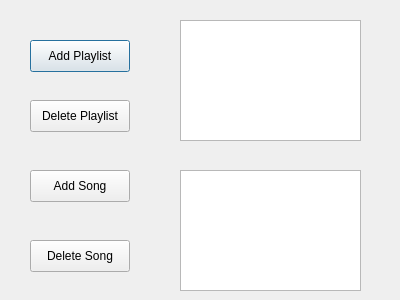
Qt form Music-Manager/playlistmanagement.ui (david-boules/Music-Playlist-Manager) before a commit.
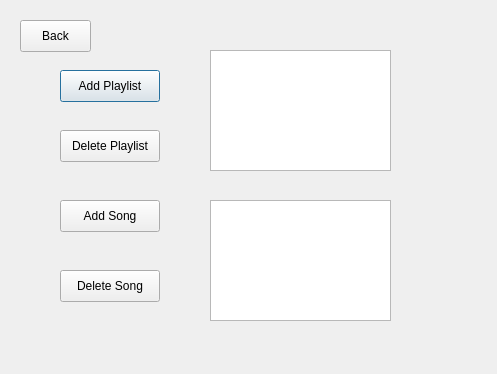
The same form after that commit.

Commit message: Added 'back' button for clean window management

Patch:
```diff
--- a/Music-Manager/playlistmanagement.ui
+++ b/Music-Manager/playlistmanagement.ui
@@ -6,8 +6,8 @@
    <rect>
     <x>0</x>
     <y>0</y>
-    <width>400</width>
-    <height>300</height>
+    <width>497</width>
+    <height>374</height>
    </rect>
   </property>
   <property name="windowTitle">
@@ -16,8 +16,8 @@
   <widget class="QPushButton" name="AddPlaylist">
    <property name="geometry">
     <rect>
-     <x>30</x>
-     <y>40</y>
+     <x>60</x>
+     <y>70</y>
      <width>100</width>
      <height>32</height>
     </rect>
@@ -29,8 +29,8 @@
   <widget class="QPushButton" name="DeletePlaylist">
    <property name="geometry">
     <rect>
-     <x>30</x>
-     <y>100</y>
+     <x>60</x>
+     <y>130</y>
      <width>100</width>
      <height>32</height>
     </rect>
@@ -42,8 +42,8 @@
   <widget class="QPushButton" name="AddSong">
    <property name="geometry">
     <rect>
-     <x>30</x>
-     <y>170</y>
+     <x>60</x>
+     <y>200</y>
      <width>100</width>
      <height>32</height>
     </rect>
@@ -55,8 +55,8 @@
   <widget class="QPushButton" name="DeleteSong">
    <property name="geometry">
     <rect>
-     <x>30</x>
-     <y>240</y>
+     <x>60</x>
+     <y>270</y>
      <width>100</width>
      <height>32</height>
     </rect>
@@ -68,8 +68,8 @@
   <widget class="QTextEdit" name="playlistDisplay">
    <property name="geometry">
     <rect>
-     <x>180</x>
-     <y>20</y>
+     <x>210</x>
+     <y>50</y>
      <width>181</width>
      <height>121</height>
     </rect>
@@ -78,13 +78,26 @@
   <widget class="QTextEdit" name="songDisplay">
    <property name="geometry">
     <rect>
-     <x>180</x>
-     <y>170</y>
+     <x>210</x>
+     <y>200</y>
      <width>181</width>
      <height>121</height>
     </rect>
    </property>
   </widget>
+  <widget class="QPushButton" name="pushButton_back">
+   <property name="geometry">
+    <rect>
+     <x>20</x>
+     <y>20</y>
+     <width>71</width>
+     <height>32</height>
+    </rect>
+   </property>
+   <property name="text">
+    <string>Back</string>
+   </property>
+  </widget>
  </widget>
  <resources/>
  <connections/>
```
The commit also changes 14 other files.
